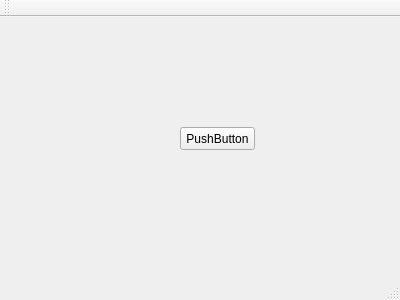
The window that mainwindow.ui (Makozer/NpPartitionManager) describes before a commit, drawn with Qt 5.
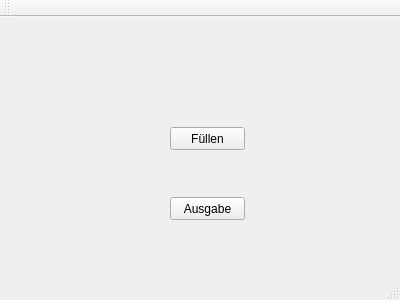
The same window after the commit.

Patch:
```diff
--- a/mainwindow.ui
+++ b/mainwindow.ui
@@ -17,14 +17,27 @@
    <widget class="QPushButton" name="pushButton">
     <property name="geometry">
      <rect>
-      <x>180</x>
+      <x>170</x>
       <y>110</y>
       <width>75</width>
       <height>23</height>
      </rect>
     </property>
     <property name="text">
-     <string>PushButton</string>
+     <string>Füllen</string>
+    </property>
+   </widget>
+   <widget class="QPushButton" name="btn_output">
+    <property name="geometry">
+     <rect>
+      <x>170</x>
+      <y>180</y>
+      <width>75</width>
+      <height>23</height>
+     </rect>
+    </property>
+    <property name="text">
+     <string>Ausgabe</string>
     </property>
    </widget>
   </widget>
```
Left out of the diff: 2 changed lines with no effect on the pictures.
